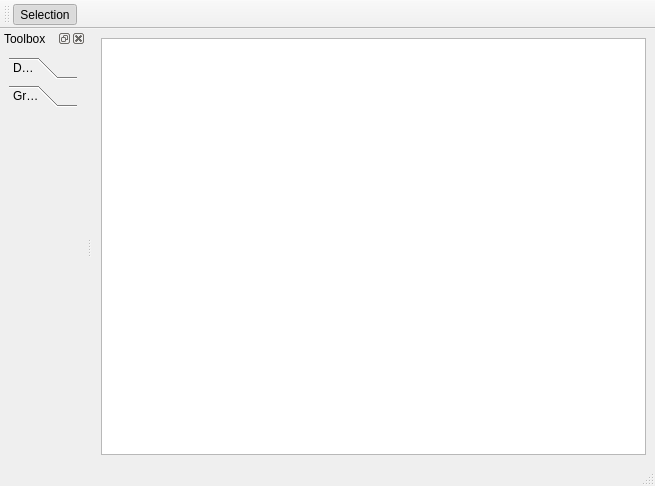
Old version of the form Gui/GraphViewer.ui in the repository matcom/simspider.
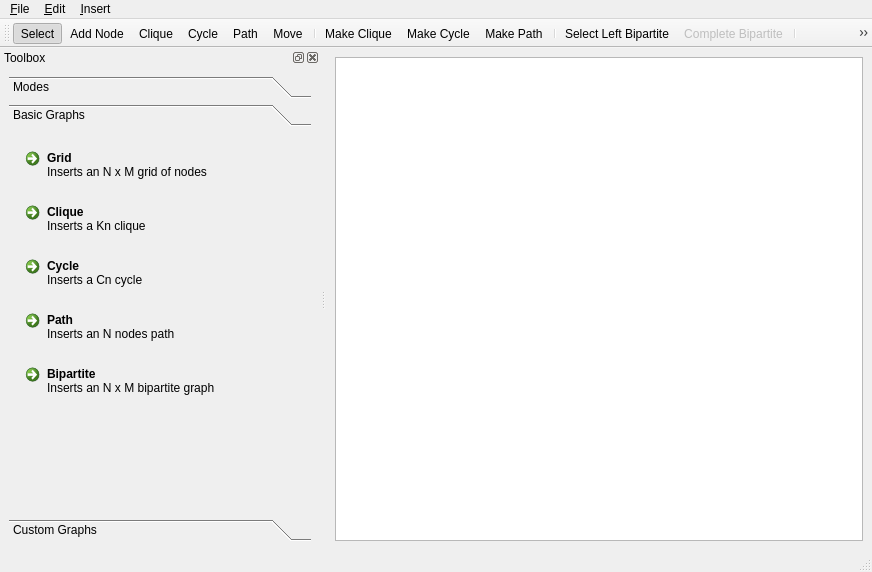
New version of the form. The open tabs and pages were chosen to show the change. Icons and pictures are not drawn.

Patch:
```diff
--- a/Gui/GraphViewer.ui
+++ b/Gui/GraphViewer.ui
@@ -6,8 +6,8 @@
    <rect>
     <x>0</x>
     <y>0</y>
-    <width>655</width>
-    <height>486</height>
+    <width>872</width>
+    <height>572</height>
    </rect>
   </property>
   <property name="windowTitle">
@@ -41,13 +41,68 @@
     <rect>
      <x>0</x>
      <y>0</y>
-     <width>655</width>
+     <width>872</width>
      <height>21</height>
     </rect>
    </property>
+   <widget class="QMenu" name="menuFile">
+    <property name="title">
+     <string>&amp;File</string>
+    </property>
+    <addaction name="actionQuit"/>
+   </widget>
+   <widget class="QMenu" name="menuTransform">
+    <property name="title">
+     <string>&amp;Edit</string>
+    </property>
+    <addaction name="actionSelection"/>
+    <addaction name="actionClique"/>
+    <addaction name="actionCycle"/>
+    <addaction name="actionPath"/>
+    <addaction name="actionMove"/>
+    <addaction name="separator"/>
+    <addaction name="actionMakeClique"/>
+    <addaction name="actionMakeCycle"/>
+    <addaction name="actionMakePath"/>
+    <addaction name="separator"/>
+    <addaction name="actionLeftBipartite"/>
+    <addaction name="actionCompleteBipartite"/>
+    <addaction name="separator"/>
+    <addaction name="actionRemoveAll"/>
+    <addaction name="actionRemoveEdges"/>
+    <addaction name="separator"/>
+    <addaction name="actionSwapEdges"/>
+    <addaction name="actionCompleteEdges"/>
+   </widget>
+   <widget class="QMenu" name="menuInsert">
+    <property name="title">
+     <string>&amp;Insert</string>
+    </property>
+    <addaction name="actionInsertGrid"/>
+    <addaction name="actionInsertClique"/>
+    <addaction name="actionInsertCycle"/>
+    <addaction name="actionInsertPath"/>
+    <addaction name="actionInsertBipartite"/>
+    <addaction name="separator"/>
+   </widget>
+   <addaction name="menuFile"/>
+   <addaction name="menuTransform"/>
+   <addaction name="menuInsert"/>
   </widget>
   <widget class="QStatusBar" name="statusbar"/>
   <widget class="QDockWidget" name="toolbox">
+   <property name="sizePolicy">
+    <sizepolicy hsizetype="MinimumExpanding" vsizetype="Preferred">
+     <horstretch>0</horstretch>
+     <verstretch>0</verstretch>
+    </sizepolicy>
+   </property>
+   <property name="minimumSize">
+    <size>
+     <width>320</width>
+     <height>190</height>
+    </size>
+   </property>
    <property name="windowTitle">
     <string>Toolbox</string>
    </property>
@@ -58,10 +113,22 @@
     <layout class="QHBoxLayout" name="horizontalLayout">
      <item>
       <widget class="QToolBox" name="toolBox">
+       <property name="sizePolicy">
+        <sizepolicy hsizetype="MinimumExpanding" vsizetype="Preferred">
+         <horstretch>0</horstretch>
+         <verstretch>0</verstretch>
+        </sizepolicy>
+       </property>
+       <property name="frameShadow">
+        <enum>QFrame::Plain</enum>
+       </property>
        <property name="currentIndex">
         <number>0</number>
        </property>
-       <widget class="QWidget" name="pageDesign">
+       <property name="tabSpacing">
+        <number>6</number>
+       </property>
+       <widget class="QWidget" name="pageModes">
         <property name="geometry">
          <rect>
           <x>0</x>
@@ -71,7 +138,7 @@
          </rect>
         </property>
         <attribute name="label">
-         <string>Design</string>
+         <string>Modes</string>
         </attribute>
        </widget>
        <widget class="QWidget" name="pageGraphs">
@@ -79,12 +146,192 @@
          <rect>
           <x>0</x>
           <y>0</y>
-          <width>145</width>
-          <height>317</height>
+          <width>302</width>
+          <height>358</height>
          </rect>
         </property>
         <attribute name="label">
-         <string>Graphs</string>
+         <string>Basic Graphs</string>
+        </attribute>
+        <layout class="QVBoxLayout" name="verticalLayout">
+         <item>
+          <widget class="QCommandLinkButton" name="btnInsertGrid">
+           <property name="sizePolicy">
+            <sizepolicy hsizetype="MinimumExpanding" vsizetype="Preferred">
+             <horstretch>0</horstretch>
+             <verstretch>0</verstretch>
+            </sizepolicy>
+           </property>
+           <property name="text">
+            <string>Grid</string>
+           </property>
+           <property name="icon">
+            <iconset>
+             <normaloff>Resources/Grid.png</normaloff>Resources/Grid.png</iconset>
+           </property>
+           <property name="iconSize">
+            <size>
+             <width>42</width>
+             <height>42</height>
+            </size>
+           </property>
+           <property name="checkable">
+            <bool>false</bool>
+           </property>
+           <property name="checked">
+            <bool>false</bool>
+           </property>
+           <property name="description">
+            <string>Inserts an N x M grid of nodes</string>
+           </property>
+          </widget>
+         </item>
+         <item>
+          <widget class="QCommandLinkButton" name="btnInsertClique">
+           <property name="sizePolicy">
+            <sizepolicy hsizetype="MinimumExpanding" vsizetype="Preferred">
+             <horstretch>0</horstretch>
+             <verstretch>0</verstretch>
+            </sizepolicy>
+           </property>
+           <property name="text">
+            <string>Clique</string>
+           </property>
+           <property name="icon">
+            <iconset>
+             <normaloff>Resources/Clique.png</normaloff>Resources/Clique.png</iconset>
+           </property>
+           <property name="iconSize">
+            <size>
+             <width>42</width>
+             <height>42</height>
+            </size>
+           </property>
+           <property name="checkable">
+            <bool>false</bool>
+           </property>
+           <property name="checked">
+            <bool>false</bool>
+           </property>
+           <property name="description">
+            <string>Inserts a Kn clique</string>
+           </property>
+          </widget>
+         </item>
+         <item>
+          <widget class="QCommandLinkButton" name="btnInsertCycle">
+           <property name="sizePolicy">
+            <sizepolicy hsizetype="MinimumExpanding" vsizetype="Preferred">
+             <horstretch>0</horstretch>
+             <verstretch>0</verstretch>
+            </sizepolicy>
+           </property>
+           <property name="text">
+            <string>Cycle</string>
+           </property>
+           <property name="icon">
+            <iconset>
+             <normaloff>Resources/Cycle.png</normaloff>Resources/Cycle.png</iconset>
+           </property>
+           <property name="iconSize">
+            <size>
+             <width>42</width>
+             <height>42</height>
+            </size>
+           </property>
+           <property name="checkable">
+            <bool>false</bool>
+           </property>
+           <property name="checked">
+            <bool>false</bool>
+           </property>
+           <property name="description">
+            <string>Inserts a Cn cycle</string>
+           </property>
+          </widget>
+         </item>
+         <item>
+          <widget class="QCommandLinkButton" name="btnInsertPath">
+           <property name="sizePolicy">
+            <sizepolicy hsizetype="MinimumExpanding" vsizetype="Preferred">
+             <horstretch>0</horstretch>
+             <verstretch>0</verstretch>
+            </sizepolicy>
+           </property>
+           <property name="text">
+            <string>Path</string>
+           </property>
+           <property name="icon">
+            <iconset>
+             <normaloff>Resources/Path.png</normaloff>Resources/Path.png</iconset>
+           </property>
+           <property name="iconSize">
+            <size>
+             <width>42</width>
+             <height>42</height>
+            </size>
+           </property>
+           <property name="checkable">
+            <bool>false</bool>
+           </property>
+           <property name="checked">
+            <bool>false</bool>
+           </property>
+           <property name="description">
+            <string>Inserts an N nodes path</string>
+           </property>
+          </widget>
+         </item>
+         <item>
+          <widget class="QCommandLinkButton" name="btnInsertBipartite">
+           <property name="sizePolicy">
+            <sizepolicy hsizetype="MinimumExpanding" vsizetype="Preferred">
+             <horstretch>0</horstretch>
+             <verstretch>0</verstretch>
+            </sizepolicy>
+           </property>
+           <property name="text">
+            <string>Bipartite</string>
+           </property>
+           <property name="icon">
+            <iconset>
+             <normaloff>Resources/Bipartite.png</normaloff>Resources/Bipartite.png</iconset>
+           </property>
+           <property name="iconSize">
+            <size>
+             <width>42</width>
+             <height>42</height>
+            </size>
+           </property>
+           <property name="checkable">
+            <bool>false</bool>
+           </property>
+           <property name="checked">
+            <bool>false</bool>
+           </property>
+           <property name="description">
+            <string>Inserts an N x M bipartite graph</string>
+           </property>
+          </widget>
+         </item>
+         <item>
+          <spacer name="verticalSpacer">
+           <property name="orientation">
+            <enum>Qt::Vertical</enum>
+           </property>
+           <property name="sizeHint" stdset="0">
+            <size>
+             <width>20</width>
+             <height>40</height>
+            </size>
+           </property>
+          </spacer>
+         </item>
+        </layout>
+       </widget>
+       <widget class="QWidget" name="pageCustomGraphs">
+        <attribute name="label">
+         <string>Custom Graphs</string>
         </attribute>
        </widget>
       </widget>
@@ -96,6 +343,15 @@
    <property name="windowTitle">
     <string>toolBar</string>
    </property>
+   <property name="iconSize">
+    <size>
+     <width>42</width>
+     <height>42</height>
+    </size>
+   </property>
+   <property name="toolButtonStyle">
+    <enum>Qt::ToolButtonFollowStyle</enum>
+   </property>
    <attribute name="toolBarArea">
     <enum>TopToolBarArea</enum>
    </attribute>
@@ -103,6 +359,25 @@
     <bool>false</bool>
    </attribute>
    <addaction name="actionSelection"/>
+   <addaction name="actionCreation"/>
+   <addaction name="actionClique"/>
+   <addaction name="actionCycle"/>
+   <addaction name="actionPath"/>
+   <addaction name="actionMove"/>
+   <addaction name="separator"/>
+   <addaction name="actionMakeClique"/>
+   <addaction name="actionMakeCycle"/>
+   <addaction name="actionMakePath"/>
+   <addaction name="separator"/>
+   <addaction name="actionLeftBipartite"/>
+   <addaction name="actionCompleteBipartite"/>
+   <addaction name="separator"/>
+   <addaction name="actionRemoveAll"/>
+   <addaction name="actionRemoveEdges"/>
+   <addaction name="separator"/>
+   <addaction name="actionSwapEdges"/>
+   <addaction name="actionCompleteEdges"/>
+   <addaction name="separator"/>
   </widget>
   <action name="actionSelection">
    <property name="checkable">
@@ -116,7 +391,267 @@
      <normaloff>Resources/Arrow.png</normaloff>Resources/Arrow.png</iconset>
    </property>
    <property name="text">
-    <string>Selection</string>
+    <string>Select</string>
+   </property>
+   <property name="toolTip">
+    <string>Allows to select several nodes</string>
+   </property>
+  </action>
+  <action name="actionCreation">
+   <property name="checkable">
+    <bool>true</bool>
+   </property>
+   <property name="checked">
+    <bool>false</bool>
+   </property>
+   <property name="icon">
+    <iconset>
+     <normaloff>Resources/Create.png</normaloff>Resources/Create.png</iconset>
+   </property>
+   <property name="text">
+    <string>Add Node</string>
+   </property>
+   <property name="toolTip">
+    <string>Adds a new node with double click</string>
+   </property>
+  </action>
+  <action name="actionQuit">
+   <property name="text">
+    <string>Quit</string>
+   </property>
+   <property name="toolTip">
+    <string>Exit the graph creation tool</string>
+   </property>
+   <property name="shortcut">
+    <string>Ctrl+Q</string>
+   </property>
+  </action>
+  <action name="actionMove">
+   <property name="checkable">
+    <bool>true</bool>
+   </property>
+   <property name="icon">
+    <iconset>
+     <normaloff>Resources/Move.png</normaloff>Resources/Move.png</iconset>
+   </property>
+   <property name="text">
+    <string>Move</string>
+   </property>
+   <property name="toolTip">
+    <string>Allows to drag the scene to move</string>
+   </property>
+  </action>
+  <action name="actionClique">
+   <property name="checkable">
+    <bool>true</bool>
+   </property>
+   <property name="icon">
+    <iconset>
+     <normaloff>Resources/Clique.png</normaloff>Resources/Clique.png</iconset>
+   </property>
+   <property name="text">
+    <string>Clique</string>
+   </property>
+   <property name="toolTip">
+    <string>New nodes will make a clique</string>
+   </property>
+  </action>
+  <action name="actionCycle">
+   <property name="checkable">
+    <bool>true</bool>
+   </property>
+   <property name="icon">
+    <iconset>
+     <normaloff>Resources/Cycle.png</normaloff>Resources/Cycle.png</iconset>
+   </property>
+   <property name="text">
+    <string>Cycle</string>
+   </property>
+  </action>
+  <action name="actionMakeClique">
+   <property name="icon">
+    <iconset>
+     <normaloff>Resources/MakeClique.png</normaloff>Resources/MakeClique.png</iconset>
+   </property>
+   <property name="text">
+    <string>Make Clique</string>
+   </property>
+   <property name="toolTip">
+    <string>Converts all the nodes in an clique</string>
+   </property>
+  </action>
+  <action name="actionMakeCycle">
+   <property name="icon">
+    <iconset>
+     <normaloff>Resources/MakeCycle.png</normaloff>Resources/MakeCycle.png</iconset>
+   </property>
+   <property name="text">
+    <string>Make Cycle</string>
+   </property>
+   <property name="toolTip">
+    <string>Makes a cycle between all selected nodes</string>
+   </property>
+  </action>
+  <action name="actionMakePath">
+   <property name="icon">
+    <iconset>
+     <normaloff>Resources/MakePath.png</normaloff>Resources/MakePath.png</iconset>
+   </property>
+   <property name="text">
+    <string>Make Path</string>
+   </property>
+   <property name="toolTip">
+    <string>Makes a path between all selected nodes</string>
+   </property>
+  </action>
+  <action name="actionPath">
+   <property name="checkable">
+    <bool>true</bool>
+   </property>
+   <property name="icon">
+    <iconset>
+     <normaloff>Resources/Path.png</normaloff>Resources/Path.png</iconset>
+   </property>
+   <property name="text">
+    <string>Path</string>
+   </property>
+   <property name="toolTip">
+    <string>Allows to build a path</string>
+   </property>
+  </action>
+  <action name="actionRemoveAll">
+   <property name="icon">
+    <iconset>
+     <normaloff>Resources/RemoveAll.png</normaloff>Resources/RemoveAll.png</iconset>
+   </property>
+   <property name="text">
+    <string>Remove All</string>
+   </property>
+   <property name="toolTip">
+    <string>Deletes all nodes selected and all related edges</string>
+   </property>
+  </action>
+  <action name="actionRemoveEdges">
+   <property name="icon">
+    <iconset>
+     <normaloff>Resources/RemoveEdges.png</normaloff>Resources/RemoveEdges.png</iconset>
+   </property>
+   <property name="text">
+    <string>Remove Edges</string>
+   </property>
+   <property name="toolTip">
+    <string>Deletes all edges between any pair of selected nodes</string>
+   </property>
+  </action>
+  <action name="actionSwapEdges">
+   <property name="icon">
+    <iconset>
+     <normaloff>Resources/SwapEdges.png</normaloff>Resources/SwapEdges.png</iconset>
+   </property>
+   <property name="text">
+    <string>Swap Edges</string>
+   </property>
+   <property name="toolTip">
+    <string>Swaps all the edges between selected nodes</string>
+   </property>
+  </action>
+  <action name="actionCompleteEdges">
+   <property name="icon">
+    <iconset>
+     <normaloff>Resources/CompleteEdges.png</normaloff>Resources/CompleteEdges.png</iconset>
+   </property>
+   <property name="text">
+    <string>Complete Edges</string>
+   </property>
+   <property name="toolTip">
+    <string>Adds the symetric edge for all edges between the nodes</string>
+   </property>
+  </action>
+  <action name="actionLeftBipartite">
+   <property name="icon">
+    <iconset>
+     <normaloff>Resources/LeftBipartite.png</normaloff>Resources/LeftBipartite.png</iconset>
+   </property>
+   <property name="text">
+    <string>Select Left Bipartite</string>
+   </property>
+   <property name="toolTip">
+    <string>Mark the selected nodes to be used later for a bipartite graph</string>
+   </property>
+  </action>
+  <action name="actionCompleteBipartite">
+   <property name="enabled">
+    <bool>false</bool>
+   </property>
+   <property name="icon">
+    <iconset>
+     <normaloff>Resources/RightBipartite.png</normaloff>Resources/RightBipartite.png</iconset>
+   </property>
+   <property name="text">
+    <string>Complete Bipartite</string>
+   </property>
+   <property name="toolTip">
+    <string>Makes a bipartite graph with the currently selected and the previously selected ones</string>
+   </property>
+  </action>
+  <action name="actionInsertGrid">
+   <property name="icon">
+    <iconset>
+     <normaloff>Resources/Grid.png</normaloff>Resources/Grid.png</iconset>
+   </property>
+   <property name="text">
+    <string>Grid</string>
+   </property>
+   <property name="toolTip">
+    <string>Inserts an N x M grid of nodes</string>
+   </property>
+  </action>
+  <action name="actionInsertClique">
+   <property name="icon">
+    <iconset>
+     <normaloff>Resources/Clique.png</normaloff>Resources/Clique.png</iconset>
+   </property>
+   <property name="text">
+    <string>Clique</string>
+   </property>
+   <property name="toolTip">
+    <string>Inserts a Kn clique</string>
+   </property>
+  </action>
+  <action name="actionInsertCycle">
+   <property name="icon">
+    <iconset>
+     <normaloff>Resources/Cycle.png</normaloff>Resources/Cycle.png</iconset>
+   </property>
+   <property name="text">
+    <string>Cycle</string>
+   </property>
+   <property name="toolTip">
+    <string>Inserts a Cn cycle</string>
+   </property>
+  </action>
+  <action name="actionInsertPath">
+   <property name="icon">
+    <iconset>
+     <normaloff>Resources/Path.png</normaloff>Resources/Path.png</iconset>
+   </property>
+   <property name="text">
+    <string>Path</string>
+   </property>
+   <property name="toolTip">
+    <string>Inserts an N nodes path</string>
+   </property>
+  </action>
+  <action name="actionInsertBipartite">
+   <property name="icon">
+    <iconset>
+     <normaloff>Resources/Bipartite.png</normaloff>Resources/Bipartite.png</iconset>
+   </property>
+   <property name="text">
+    <string>Bipartite Graph</string>
+   </property>
+   <property name="toolTip">
+    <string>Inserts an N x M bipartite graph</string>
    </property>
   </action>
  </widget>
```
Left out of the diff: 478 changed lines with no effect on the pictures.
